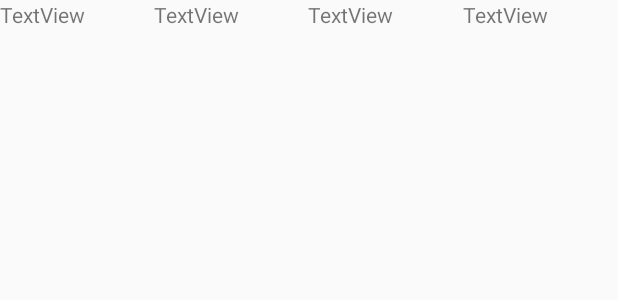
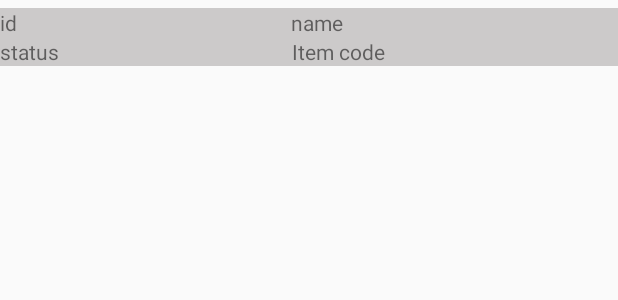
Before and after one commit to anontyro/AndroidBasicDatabaseTests, an Android app: the layout item_group_item.xml on its own in the app's theme, with its tools: preview values and no code run, on a phone screen of 412 x 824 dp. Shown: the top 300 px of the screen. Run offline under Robolectric (Android 15) with nearby library versions, the phone set to English and light mode, and no system bars.

```diff
--- a/app/src/main/res/layout/item_group_item.xml
+++ b/app/src/main/res/layout/item_group_item.xml
@@ -6,35 +6,63 @@
     <LinearLayout
         android:orientation="horizontal"
         android:layout_width="match_parent"
-        android:layout_height="match_parent">
+        android:layout_height="match_parent"
+        android:layout_marginTop="5dp"
+        android:layout_marginBottom="5dp"
+        android:background="#cccaca"
+        android:id="@+id/mainContent">
+
+        <LinearLayout
+            android:orientation="vertical"
+            android:layout_width="match_parent"
+            android:layout_height="wrap_content"
+            android:layout_weight="1">
+
+            <LinearLayout
+                android:orientation="horizontal"
+                android:layout_width="match_parent"
+                android:layout_height="match_parent"
+                android:id="@+id/topbar">
 
                 <TextView
-            android:text="TextView"
-            android:layout_width="wrap_content"
-            android:layout_height="wrap_content"
-            android:id="@+id/tvItemGroupCode"
-            android:layout_weight="1" />
-
-        <TextView
-            android:text="TextView"
-            android:layout_width="wrap_content"
-            android:layout_height="wrap_content"
-            android:id="@+id/tvItemGroupName"
-            android:layout_weight="1" />
-
-        <TextView
-            android:text="TextView"
+                    android:text="id"
                     android:layout_width="wrap_content"
                     android:layout_height="wrap_content"
                     android:id="@+id/tvItemGroupIdNum"
                     android:layout_weight="1" />
 
                 <TextView
-            android:text="TextView"
+                    android:text="name"
+                    android:layout_width="wrap_content"
+                    android:layout_height="wrap_content"
+                    android:id="@+id/tvItemGroupName"
+                    android:layout_weight="1" />
+
+            </LinearLayout>
+
+            <LinearLayout
+                android:orientation="horizontal"
+                android:layout_width="match_parent"
+                android:layout_height="match_parent"
+                android:layout_weight="1"
+                android:id="@+id/bottombar">
+
+                <TextView
+                    android:text="status"
                     android:layout_width="wrap_content"
                     android:layout_height="wrap_content"
                     android:id="@+id/tvItemGroupStatus"
                     android:layout_weight="1" />
 
+                <TextView
+                    android:text="Item code"
+                    android:layout_width="wrap_content"
+                    android:layout_height="wrap_content"
+                    android:id="@+id/tvItemGroupCode"
+                    android:layout_weight="1" />
+            </LinearLayout>
+
+        </LinearLayout>
+
     </LinearLayout>
 </LinearLayout>
```
Also changed, not shown: app/src/main/java/com/tradexc/basicdatabase/MainActivity.java (+26 -11 lines), app/src/main/res/layout/activity_main.xml (+0 -7 lines). Lines whose indentation alone changed are shown as unchanged.
